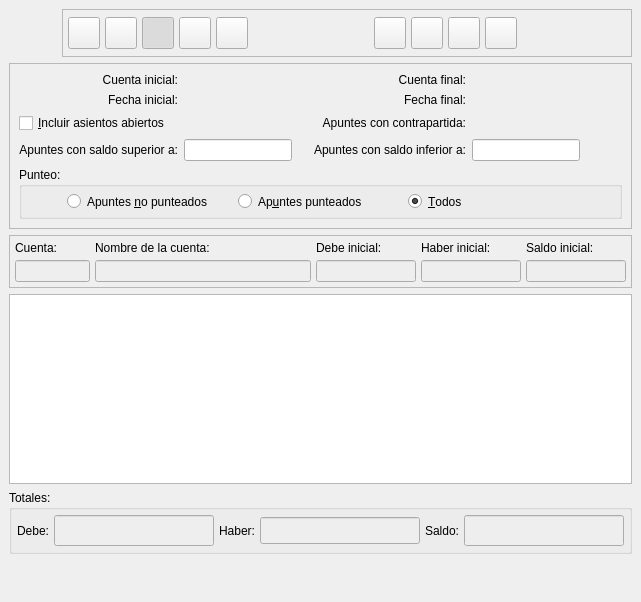
First picture: the form in bulmages/bulmacont/src/contabilidad/extractobase.ui, repository eboladev/Bulmages-1, before the edit.
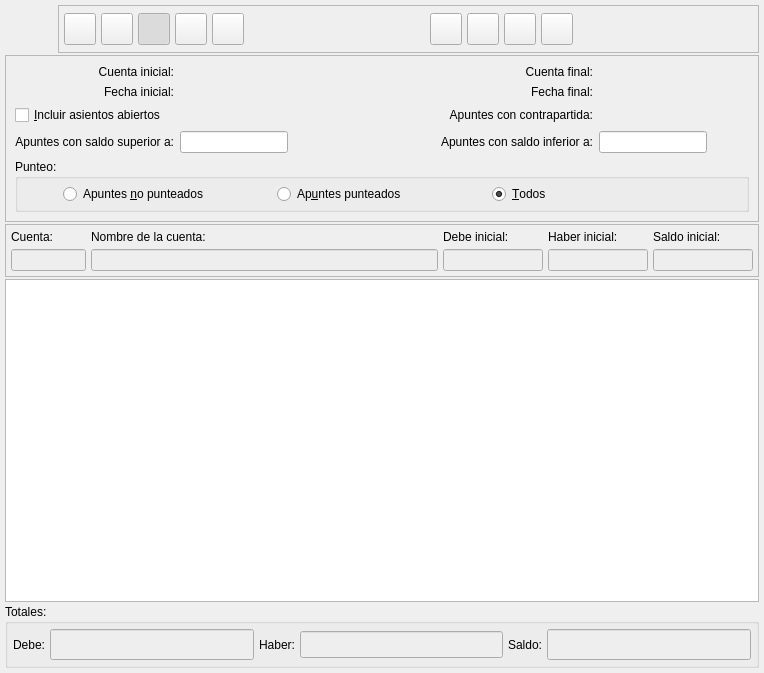
Second picture: the form after the edit. Icons and pictures are not drawn. Custom widgets are drawn as their Qt base class.

```diff
--- a/bulmages/bulmacont/src/contabilidad/extractobase.ui
+++ b/bulmages/bulmacont/src/contabilidad/extractobase.ui
@@ -5,8 +5,8 @@
    <rect>
     <x>0</x>
     <y>0</y>
-    <width>641</width>
-    <height>602</height>
+    <width>764</width>
+    <height>673</height>
    </rect>
   </property>
   <property name="windowTitle" >
@@ -17,10 +17,10 @@
   </property>
   <layout class="QGridLayout" >
    <property name="margin" >
-    <number>9</number>
+    <number>5</number>
    </property>
    <property name="spacing" >
-    <number>6</number>
+    <number>2</number>
    </property>
    <item row="1" column="0" >
     <widget class="QFrame" name="frame" >
@@ -1029,7 +1029,16 @@
     </widget>
    </item>
    <item row="3" column="0" >
-    <widget class="ExtractoSubForm" name="mui_list" />
+    <widget class="ExtractoSubForm" name="mui_list" >
+     <property name="sizePolicy" >
+      <sizepolicy>
+       <hsizetype>7</hsizetype>
+       <vsizetype>7</vsizetype>
+       <horstretch>0</horstretch>
+       <verstretch>0</verstretch>
+      </sizepolicy>
+     </property>
+    </widget>
    </item>
    <item row="4" column="0" >
     <widget class="QGroupBox" name="groupBox" >
@@ -1262,22 +1271,6 @@
      </layout>
     </widget>
    </item>
-   <item row="5" column="0" >
-    <spacer>
-     <property name="orientation" >
-      <enum>Qt::Vertical</enum>
-     </property>
-     <property name="sizeType" >
-      <enum>QSizePolicy::Expanding</enum>
-     </property>
-     <property name="sizeHint" >
-      <size>
-       <width>20</width>
-       <height>40</height>
-      </size>
-     </property>
-    </spacer>
-   </item>
   </layout>
  </widget>
  <layoutdefault spacing="2" margin="5" />
```
